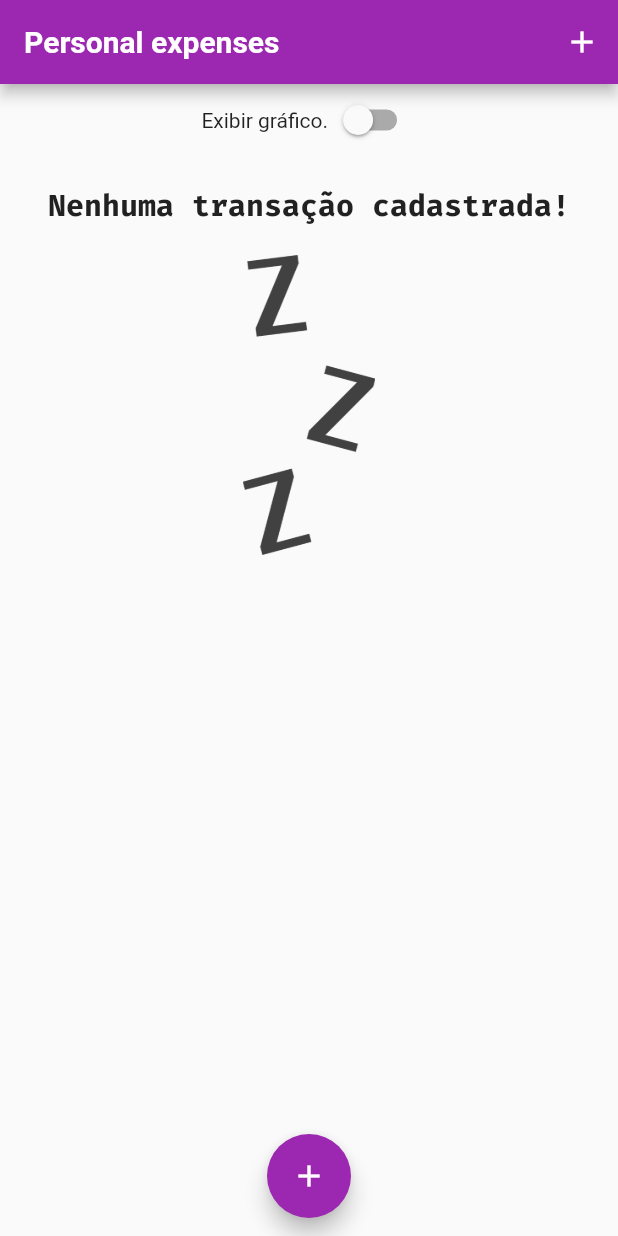
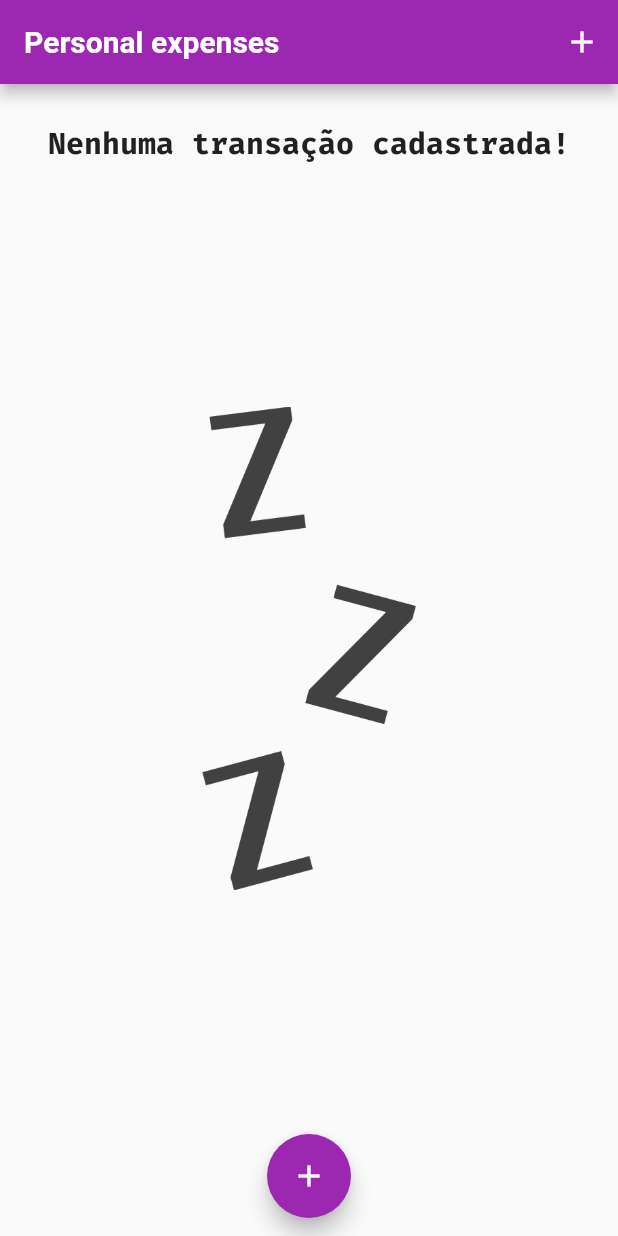
Before and after one commit to EAbeier/ExpensesControlApp, a Flutter app: the screen it shows after launch, on a phone screen of 412 x 824 dp. Run offline on Flutter 3.47's test engine with Material 2 defaults, Android fonts, the phone set to English and light mode, and no system bars.

Commit message:
Corrected Container overflowing while smartphone is in landscape

```diff
--- a/lib/components/transaction_list.dart
+++ b/lib/components/transaction_list.dart
@@ -11,10 +11,14 @@ class TransactionList extends StatelessWidget {
   @override
   Widget build(BuildContext context) {
     return transactionsList.isEmpty
-        ? Column(
+        ? LayoutBuilder(
+            builder: (ctx, constraints) {
+              return Column(
                 children: [
-              SizedBox(height: 20),
-              Text(
+                  SizedBox(height: constraints.maxHeight * 0.05),
+                  Container(
+                    height: constraints.maxHeight * 0.3,
+                    child: Text(
                       'Nenhuma transação cadastrada!',
                       style: TextStyle(
                         fontWeight: FontWeight.bold,
@@ -22,15 +26,18 @@ class TransactionList extends StatelessWidget {
                         fontSize: 20,
                       ),
                     ),
-              SizedBox(height: 20),
+                  ),
+                  SizedBox(height: constraints.maxHeight * 0.05),
                   Container(
-                height: 200,
+                    height: constraints.maxHeight * 0.6,
                     child: Image.asset(
                       'assets/images/waiting.png',
                       fit: BoxFit.cover,
                     ),
                   )
                 ],
+              );
+            },
           )
         : ListView.builder(
             itemCount: transactionsList.length,
--- a/lib/main.dart
+++ b/lib/main.dart
@@ -82,6 +82,9 @@ class _MyHomePageState extends State<MyHomePage> {
 
   @override
   Widget build(BuildContext context) {
+    bool isLandscape =
+        MediaQuery.of(context).orientation == Orientation.landscape;
+
     final appBar = AppBar(
       title: Text('Personal expenses'),
       actions: <Widget>[
@@ -102,6 +105,7 @@ class _MyHomePageState extends State<MyHomePage> {
         child: Column(
           crossAxisAlignment: CrossAxisAlignment.stretch,
           children: <Widget>[
+            if (isLandscape)
               Row(
                 mainAxisAlignment: MainAxisAlignment.center,
                 children: [
```
Lines whose indentation alone changed are shown as unchanged.
